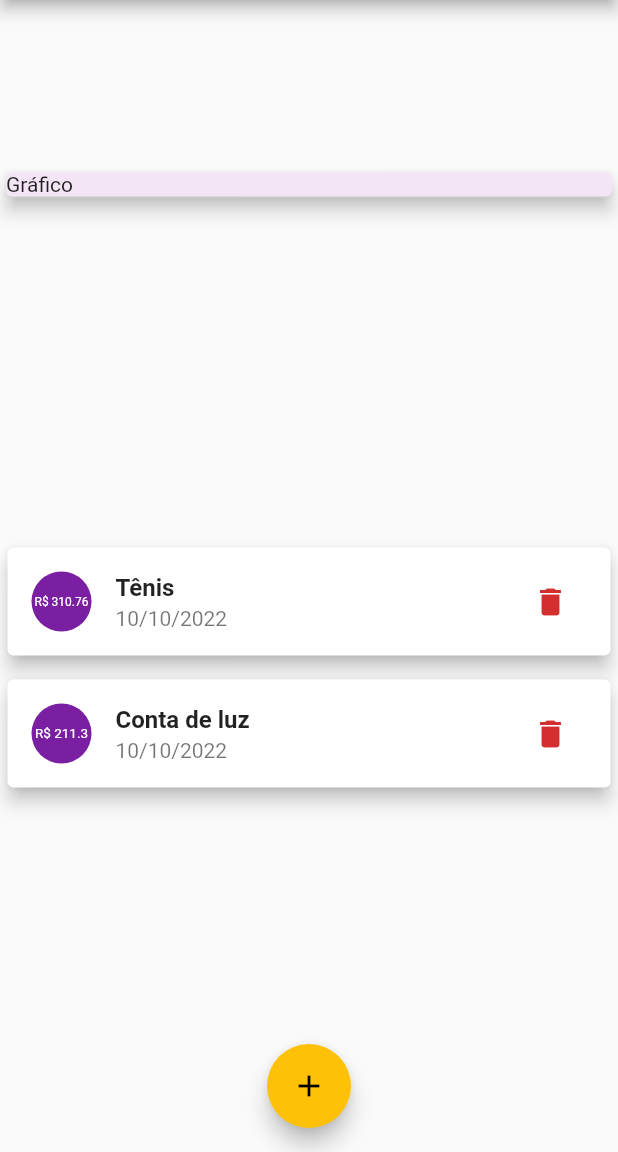
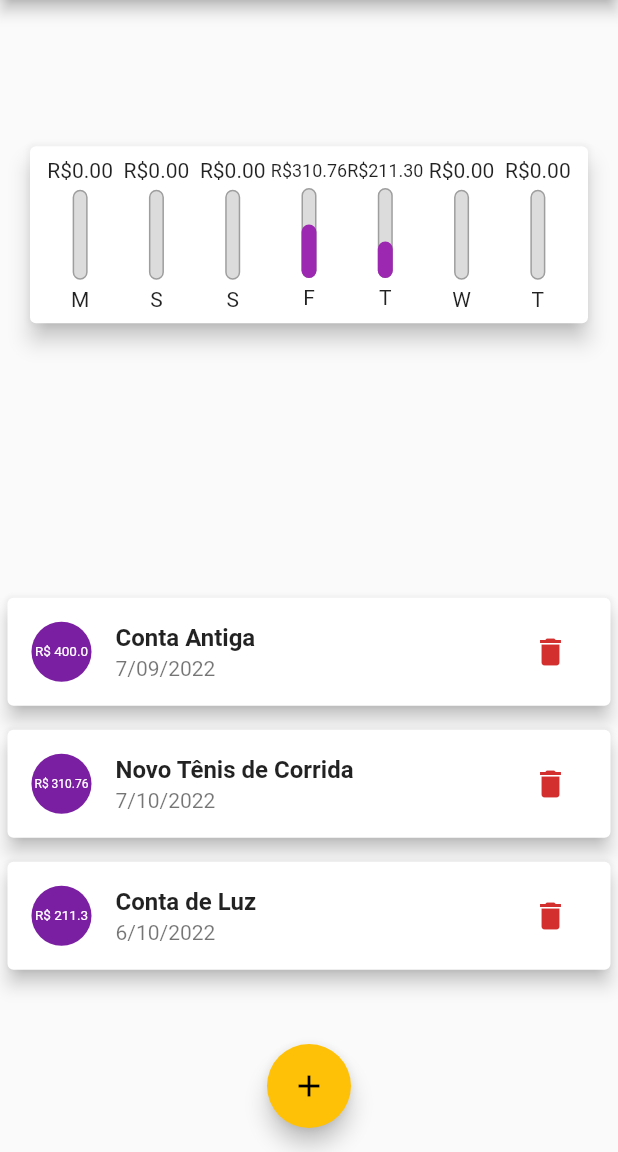
Before and after one commit to pjfernandes/expenses-version-2, a Flutter app: the screen it shows after launch, on a phone screen of 412 x 824 dp, the part 84-1236 px from its top. Run offline on Flutter 3.47's test engine with Material 2 defaults, Android fonts, the phone set to English and light mode, and no system bars.

Commit message:
graphic implemented

```diff
--- /dev/null
+++ b/lib/components/chart.dart
@@ -0,0 +1,65 @@
+import 'package:flutter/material.dart';
+import 'package:intl/intl.dart';
+import '../models/transaction.dart';
+import 'chart_bar.dart';
+
+class Chart extends StatelessWidget {
+  final List<Transaction> recentTransaction;
+
+  const Chart(this.recentTransaction, {Key? key}) : super(key: key);
+
+  List<Map<String, Object>> get groupedTransactions {
+    return List.generate(7, (index) {
+      final weekDay = DateTime.now().subtract(
+        Duration(days: index),
+      );
+
+      double totalSum = 0.0;
+
+      for (var i = 0; i < recentTransaction.length; i++) {
+        bool sameDay = recentTransaction[i].date.day == weekDay.day;
+        bool sameMonth = recentTransaction[i].date.month == weekDay.month;
+        bool sameYear = recentTransaction[i].date.year == weekDay.year;
+
+        if (sameDay && sameMonth && sameYear) {
+          totalSum += recentTransaction[i].value;
+        }
+      }
+
+      return {
+        'day': DateFormat.E().format(weekDay)[0],
+        'value': totalSum,
+      };
+    });
+  }
+
+  double get _weekTotalValue {
+    return groupedTransactions.fold(0.0, (sum, tr) {
+      return sum + (tr['value'] as double);
+    });
+  }
+
+  @override
+  Widget build(BuildContext context) {
+    return Card(
+      elevation: 6,
+      margin: const EdgeInsets.all(20),
+      child: Padding(
+        padding: const EdgeInsets.all(8.0),
+        child: Row(
+          children: groupedTransactions.map((tr) {
+            return Flexible(
+              fit: FlexFit.tight,
+              child: ChartBar(
+                label: tr['day'] as String,
+                value: tr['value'] as double,
+                percentage: (tr['value'] as double) / _weekTotalValue,
+              ),
+            );
+          }).toList(),
+          mainAxisAlignment: MainAxisAlignment.spaceAround,
+        ),
+      ),
+    );
+  }
+}
--- /dev/null
+++ b/lib/components/chart_bar.dart
@@ -0,0 +1,54 @@
+import 'package:flutter/material.dart';
+
+class ChartBar extends StatelessWidget {
+  final String? label;
+  final double? value;
+  final double? percentage;
+
+  const ChartBar({
+    this.label,
+    this.value,
+    this.percentage,
+    Key? key,
+  }) : super(key: key);
+
+  @override
+  Widget build(BuildContext context) {
+    return Column(
+      children: [
+        FittedBox(child: Text('R\$${value!.toStringAsFixed(2)}')),
+        const SizedBox(height: 5),
+        SizedBox(
+          height: 60,
+          width: 10,
+          child: Stack(
+            alignment: Alignment.bottomCenter,
+            children: <Widget>[
+              Container(
+                decoration: BoxDecoration(
+                  border: Border.all(
+                    color: Colors.grey,
+                    width: 1.0,
+                  ),
+                  color: const Color.fromRGBO(220, 220, 220, 1),
+                  borderRadius: BorderRadius.circular(5),
+                ),
+              ),
+              FractionallySizedBox(
+                heightFactor: percentage,
+                child: Container(
+                  decoration: BoxDecoration(
+                    color: Theme.of(context).colorScheme.primary,
+                    borderRadius: BorderRadius.circular(5),
+                  ),
+                ),
+              ),
+            ],
+          ),
+        ),
+        const SizedBox(height: 5),
+        Text(label!),
+      ],
+    );
+  }
+}
--- a/lib/main.dart
+++ b/lib/main.dart
@@ -1,9 +1,9 @@
 import 'dart:math';
+import 'package:expenses/components/chart.dart';
 import 'package:flutter/material.dart';
 import 'models/transaction.dart';
 import 'components/transaction_list.dart';
 import 'components/transaction_form.dart';
-import 'package:syncfusion_flutter_charts/charts.dart';
 
 main() => runApp(
       ExpensesApp(),
@@ -32,20 +32,32 @@ class _MyHomePageState extends State<MyHomePage> {
   final List<Transaction> _transactions = [
     Transaction(
       id: 1,
-      title: 'Tênis',
-      value: 310.76,
-      date: DateTime.now(),
+      title: 'Conta Antiga',
+      value: 400.00,
+      date: DateTime.now().subtract(const Duration(days: 33)),
     ),
     Transaction(
       id: 2,
-      title: 'Conta de luz',
+      title: 'Novo Tênis de Corrida',
+      value: 310.76,
+      date: DateTime.now().subtract(const Duration(days: 3)),
+    ),
+    Transaction(
+      id: 3,
+      title: 'Conta de Luz',
       value: 211.30,
-      date: DateTime.now(),
-    )
+      date: DateTime.now().subtract(const Duration(days: 4)),
+    ),
   ];
 
-  List<Transaction> getChartData() {
-    return _transactions;
+  List<Transaction> get recentTransactions {
+    return _transactions.where((tr) {
+      return tr.date.isAfter(
+        DateTime.now().subtract(
+          Duration(days: 7),
+        ),
+      );
+    }).toList();
   }
 
   void _addTransaction(String title, double value, DateTime date) {
@@ -96,11 +108,7 @@ class _MyHomePageState extends State<MyHomePage> {
         children: <Widget>[
           Container(
             width: double.infinity,
-            child: Card(
-              color: Theme.of(context).secondaryHeaderColor,
-              child: Text("Gráfico"),
-              elevation: 5,
-            ),
+            child: Chart(recentTransactions),
           ),
           TransactionList(
             transactions: _transactions,
--- a/pubspec.yaml
+++ b/pubspec.yaml
@@ -35,6 +35,7 @@ dependencies:
   # The following adds the Cupertino Icons font to your application.
   # Use with the CupertinoIcons class for iOS style icons.
   cupertino_icons: ^1.0.2
+  fl_chart: ^0.55.2
 
 dev_dependencies:
   flutter_test:
```
Also changed, not shown: pubspec.lock.
